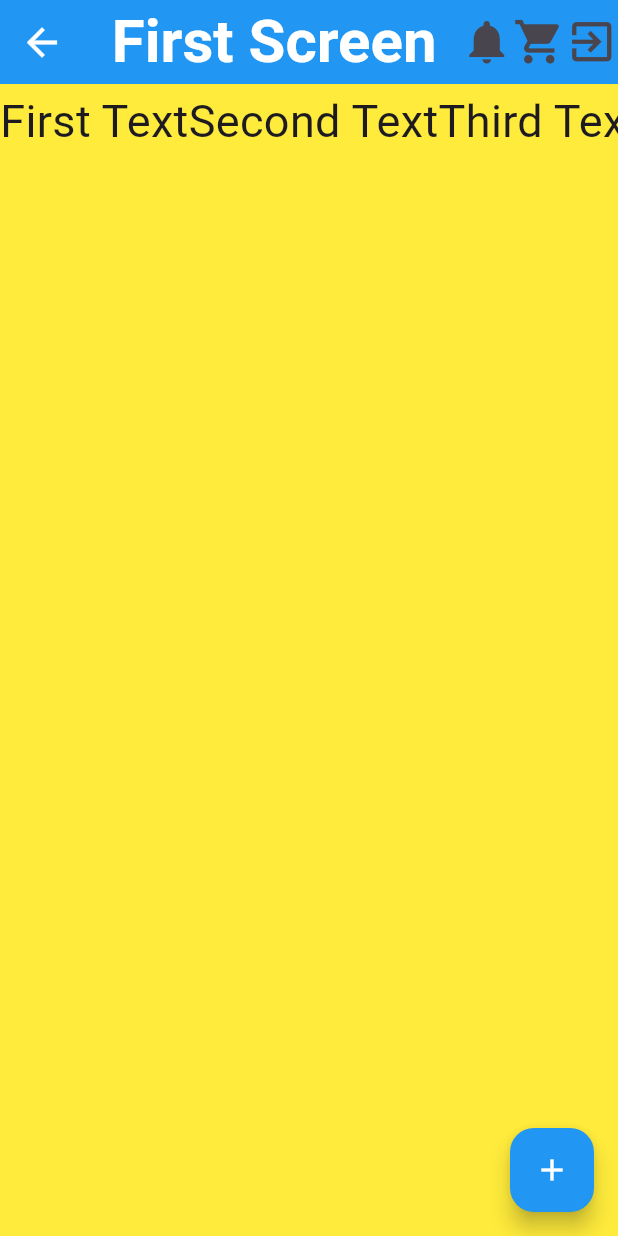
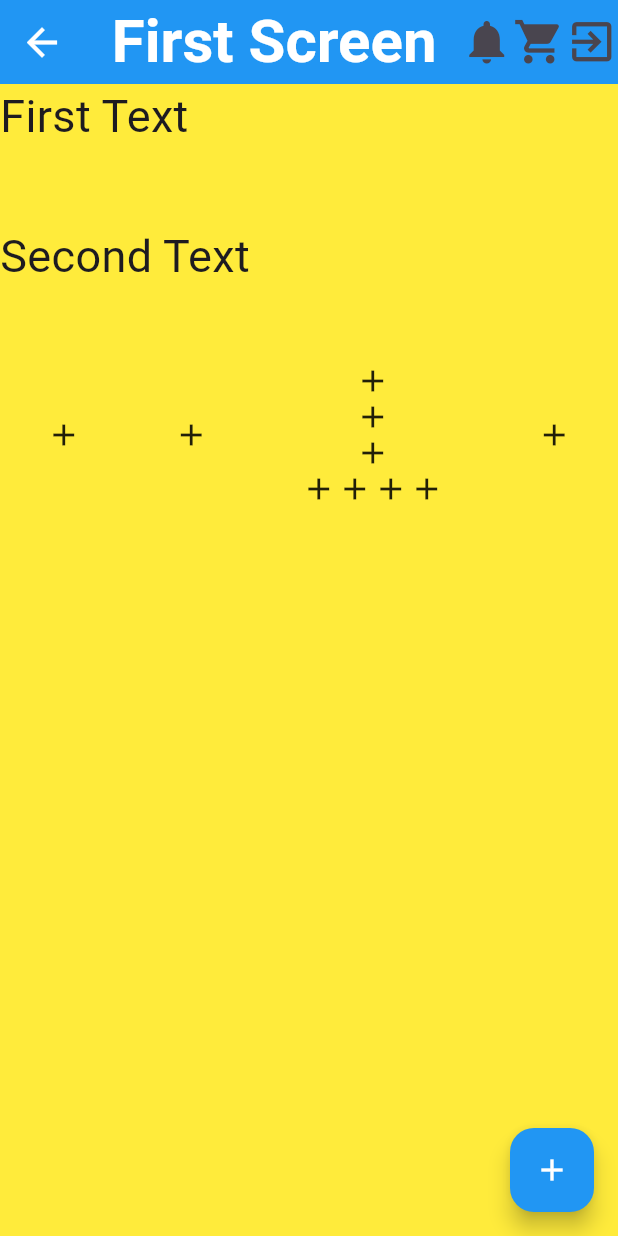
Before and after one commit to MuhammadAliKust/Flutter-B23, a Flutter app: the screen it shows after launch, on a phone screen of 412 x 824 dp. Run offline on Flutter 3.47's test engine with Material 3 defaults, Android fonts, the light colour scheme and no system bars.

Commit message:
Row/Column Done

```diff
--- a/lib/main.dart
+++ b/lib/main.dart
@@ -30,52 +30,37 @@ class MyApp extends StatelessWidget {
             Icon(Icons.exit_to_app, size: 35),
           ],
         ),
-        body: SingleChildScrollView(
-          scrollDirection: Axis.horizontal,
-          child: Row(
+        body: Column(
+          crossAxisAlignment: CrossAxisAlignment.start,
           children: [
             Text("First Text", style: TextStyle(fontSize: 30)),
             SizedBox(height: 50),
             Text("Second Text", style: TextStyle(fontSize: 30)),
             SizedBox(height: 50),
-              Text("Third Text", style: TextStyle(fontSize: 30)),
-              Text("First Text", style: TextStyle(fontSize: 30)),
-              SizedBox(height: 50),
-              Text("Second Text", style: TextStyle(fontSize: 30)),
-              SizedBox(height: 50),
-              Text("Third Text", style: TextStyle(fontSize: 30)),
-              Text("First Text", style: TextStyle(fontSize: 30)),
-              SizedBox(height: 50),
-              Text("Second Text", style: TextStyle(fontSize: 30)),
-              SizedBox(height: 50),
-              Text("Third Text", style: TextStyle(fontSize: 30)),
-              Text("First Text", style: TextStyle(fontSize: 30)),
-              SizedBox(height: 50),
-              Text("Second Text", style: TextStyle(fontSize: 30)),
-              SizedBox(height: 50),
-              Text("Third Text", style: TextStyle(fontSize: 30)),
-              Text("First Text", style: TextStyle(fontSize: 30)),
-              SizedBox(height: 50),
-              Text("Second Text", style: TextStyle(fontSize: 30)),
-              SizedBox(height: 50),
-              Text("Third Text", style: TextStyle(fontSize: 30)),
-              Text("First Text", style: TextStyle(fontSize: 30)),
-              SizedBox(height: 50),
-              Text("Second Text", style: TextStyle(fontSize: 30)),
-              SizedBox(height: 50),
-              Text("Third Text", style: TextStyle(fontSize: 30)),
-              Text("First Text", style: TextStyle(fontSize: 30)),
-              SizedBox(height: 50),
-              Text("Second Text", style: TextStyle(fontSize: 30)),
-              SizedBox(height: 50),
-              Text("Third Text", style: TextStyle(fontSize: 30)),
-              Text("First Text", style: TextStyle(fontSize: 30)),
-              SizedBox(height: 50),
-              Text("Second Text", style: TextStyle(fontSize: 30)),
-              SizedBox(height: 50),
-              Text("Third Text", style: TextStyle(fontSize: 30)),
+            Row(
+              mainAxisAlignment: MainAxisAlignment.spaceAround,
+              children: [
+                Icon(Icons.add),
+                Icon(Icons.add),
+                Column(
+                  children: [
+                    Icon(Icons.add),
+                    Icon(Icons.add),
+                    Icon(Icons.add),
+                    Row(
+                      children: [
+                        Icon(Icons.add),
+                        Icon(Icons.add),
+                        Icon(Icons.add),
+                        Icon(Icons.add),
                       ],
                     ),
+                  ],
+                ),
+                Icon(Icons.add),
+              ],
+            ),
+          ],
         ),
         floatingActionButton: FloatingActionButton(
           onPressed: () {},
```
Lines whose indentation alone changed are shown as unchanged.
